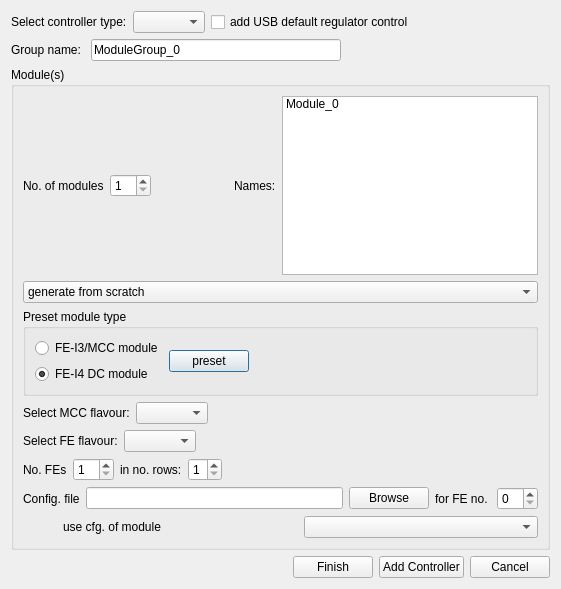
This is Applications/STcontrol/ConfigCreator.ui in beam-telescopes/USBpix as Qt 5 draws it before an edit. The edited form follows.
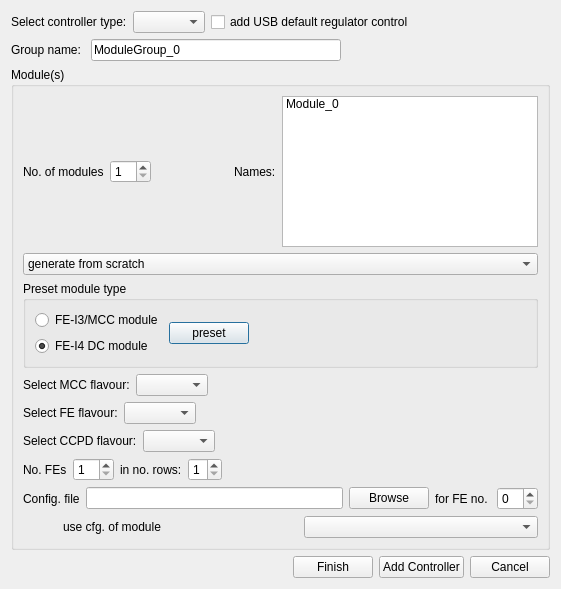
This is the edited form.

Commit message: added CCPD option to PixModule(Group) custom-made constructor and made use of that in generic config. creator

The edit to the form file:
```diff
--- a/Applications/STcontrol/ConfigCreator.ui
+++ b/Applications/STcontrol/ConfigCreator.ui
@@ -284,6 +284,33 @@
             </item>
            </layout>
           </item>
+          <item>
+           <layout class="QHBoxLayout" name="horizontalLayout_22">
+            <item>
+             <widget class="QLabel" name="ccpdTypeLabel">
+              <property name="text">
+               <string>Select CCPD flavour:</string>
+              </property>
+             </widget>
+            </item>
+            <item>
+             <widget class="QComboBox" name="ccpdTypeBox"/>
+            </item>
+            <item>
+             <spacer name="horizontalSpacer_20">
+              <property name="orientation">
+               <enum>Qt::Horizontal</enum>
+              </property>
+              <property name="sizeHint" stdset="0">
+               <size>
+                <width>40</width>
+                <height>20</height>
+               </size>
+              </property>
+             </spacer>
+            </item>
+           </layout>
+          </item>
           <item>
            <layout class="QHBoxLayout" name="horizontalLayout_2">
             <item>
```
The commit also changes 5 other files.
